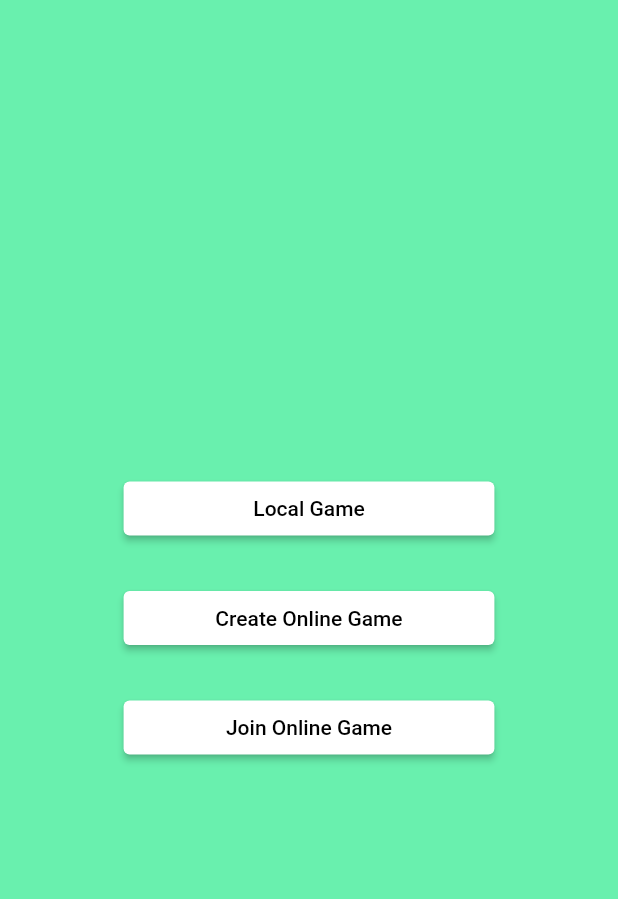
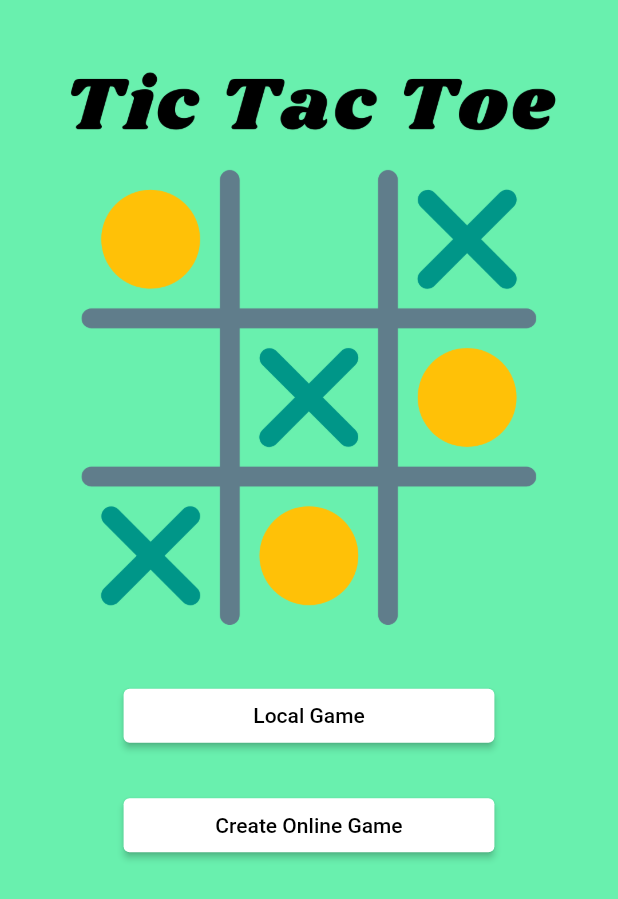
Before and after one commit to Atharv-Joshi/Tic-Tac-Toe, a Flutter app: the screen it shows after launch, on a phone screen of 412 x 824 dp. Shown: the top 899 px of the screen. Run offline on Flutter 3.47's test engine with Material 2 defaults, Android fonts, the phone set to English and light mode, and no system bars; our stand-ins replace bot_toast, cloud_firestore, firebase_core, google_fonts; accounts and stored records are empty.

Commit message:
changes in ui

```diff
--- a/lib/screens/choose_game_mode.dart
+++ b/lib/screens/choose_game_mode.dart
@@ -1,4 +1,6 @@
+import 'package:bot_toast/bot_toast.dart';
 import 'package:flutter/material.dart';
+import 'package:google_fonts/google_fonts.dart';
 import 'package:tic_tac_toe/helpers/function_calls.dart';
 import 'package:tic_tac_toe/models/player.dart';
 import 'package:tic_tac_toe/screens/local_two_player/ltw_game_screen.dart';
@@ -12,9 +14,13 @@ class ChooseGameMode extends StatelessWidget {
   Widget build(BuildContext context) {
     return Scaffold(
       backgroundColor: Colors.greenAccent,
-      body: Center(
+      body: Stack(
+        children: [
+          Image.asset('assets/Good.png'),
+          Positioned(
+            top:  MediaQuery.of(context).size.height * 0.55,
+            left: MediaQuery.of(context).size.width  * 0.2,
             child: Column(
-          mainAxisAlignment: MainAxisAlignment.center,
               children: [
                 Container(
                   width: MediaQuery.of(context).size.width * 0.6,
@@ -37,31 +43,34 @@ class ChooseGameMode extends StatelessWidget {
                         primary: Colors.white,
                       ),
                       onPressed: () async {
-                    final mapData = await functionCalls.createOTPInitialMatrix();
-                    Player.value = 'O';
-                    Navigator.pushReplacement(context,
-                        MaterialPageRoute(builder: (context) => InitiateStreamScreen(fMatrix: mapData["matrix"], uid: mapData['uid'])));
+                        BotToast.showSimpleNotification(title: 'Coming soon!');
+                        // final mapData = await functionCalls.createOTPInitialMatrix();
+                        // Player.value = 'O';
+                        // Navigator.pushReplacement(context,
+                        //     MaterialPageRoute(builder: (context) => InitiateStreamScreen(fMatrix: mapData["matrix"], uid: mapData['uid'])));
                       }
                       , child: const Text('Create Online Game', style: TextStyle(color: Colors.black),)
                   ),
                 ),
-            const SizedBox(height: 25,),
-            Container(
-              width: MediaQuery.of(context).size.width * 0.6,
-              child: ElevatedButton(
-                  style: ElevatedButton.styleFrom(
-                    primary: Colors.white,
-                  ),
-                  onPressed: () async {
-                    Player.value = 'X';
-                    Navigator.push(context, MaterialPageRoute(builder: (_) => SelectLobby()));
-                  }
-                  , child: const Text('Join Online Game', style: TextStyle(color: Colors.black),)
+                // const SizedBox(height: 25,),
+                // Container(
+                //   width: MediaQuery.of(context).size.width * 0.6,
+                //   child: ElevatedButton(
+                //       style: ElevatedButton.styleFrom(
+                //         primary: Colors.white,
+                //       ),
+                //       onPressed: () async {
+                //         Player.value = 'X';
+                //         Navigator.push(context, MaterialPageRoute(builder: (_) => SelectLobby()));
+                //       }
+                //       , child: const Text('Join Online Game', style: TextStyle(color: Colors.black),)
+                //   ),
+                // ),
+              ],
             ),
           ),
         ],
       ),
-      ),
     );
   }
 }
--- a/lib/screens/wrapper.dart
+++ b/lib/screens/wrapper.dart
@@ -1,3 +1,4 @@
+import 'package:bot_toast/bot_toast.dart';
 import 'package:flutter/material.dart';
 import 'package:tic_tac_toe/screens/choose_game_mode.dart';
 
@@ -6,8 +7,10 @@ class Wrapper extends StatelessWidget {
   @override
   Widget build(BuildContext context) {
     return MaterialApp(
+      builder: BotToastInit(),
       debugShowCheckedModeBanner: false,
       home: ChooseGameMode(),
+      navigatorObservers: [BotToastNavigatorObserver()],
     );
   }
 }
```
Also changed, not shown: pubspec.yaml (+4 -3 lines), assets/Good.png (added), pubspec.lock. Lines whose indentation alone changed are shown as unchanged.
